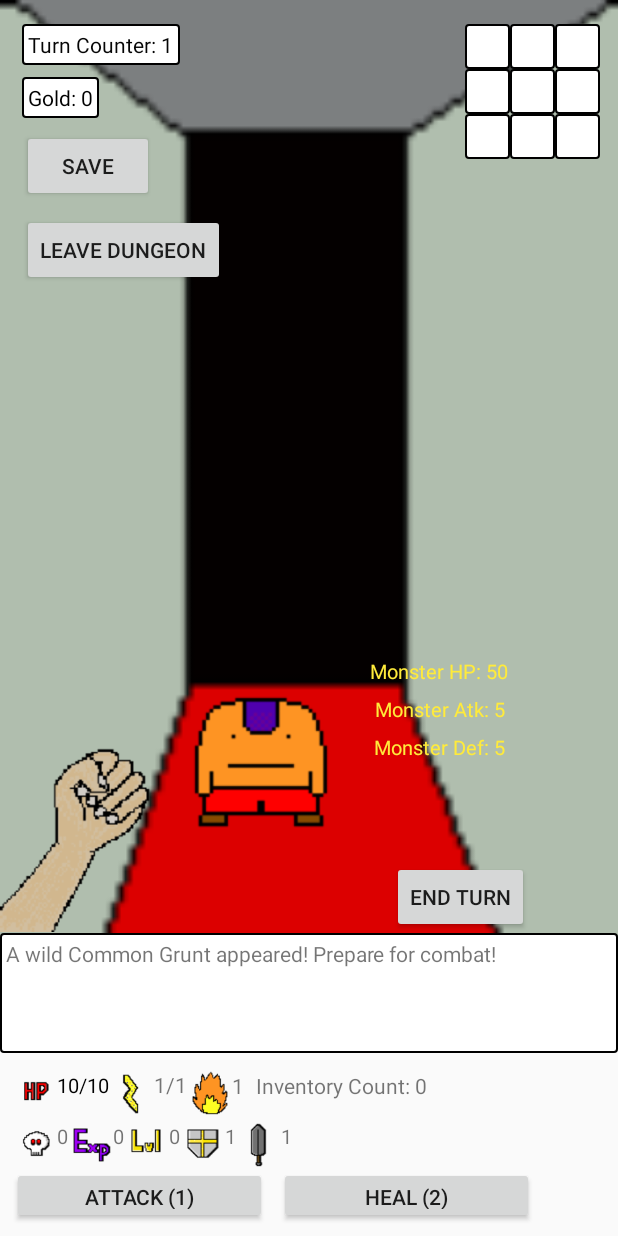
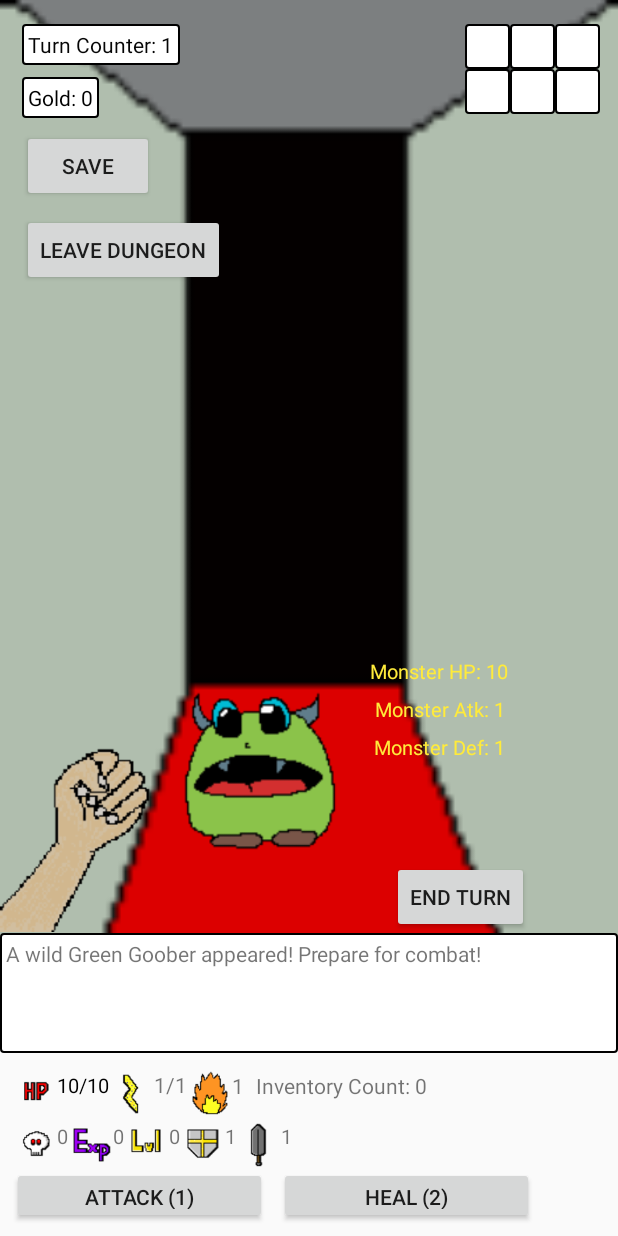
Before and after one commit to NanoCarbon/DungeonCrawlerFramework, an Android app: the screen it shows after launch (Battle), after a tap on "ENTER THE DUNGEON", on a phone screen of 412 x 824 dp. Run offline under Robolectric (Android 15) with nearby library versions, the phone set to English and light mode, and no system bars; libraries missing offline, so code that uses them is left out: com.daimajia.androidanimations; pictures from the network do not load.

Commit message:
Added limb restrictions to items and consolidated use item methods

```diff
--- a/app/src/main/java/com/example/dungeoncrawlerframework/Activities/Battle.java
+++ b/app/src/main/java/com/example/dungeoncrawlerframework/Activities/Battle.java
@@ -107,12 +107,8 @@ public class Battle extends AppCompatActivity {
     private int playerSkillPower;
     private int playerCoinPurse;
     private String playerSharedPreferences;
-
-    private Limb playerLimb1;
-    private Item playerLimb1EquippedItem;
-
-    private Limb playerLimb2;
-    private Item playerLimb2EquippedItem;
+    private ArrayList<Integer> playerInventory;
+    private ArrayList<Limb> playerBodyParts;
 
     //calculated fields
     private TextView turnCounterDisplay;
@@ -123,7 +119,7 @@ public class Battle extends AppCompatActivity {
     private SoundPool soundPool;
     private int sound1,sound2,sound3,sound4,sound5,sound6;
     private boolean loaded;
-    private ArrayList<Integer> playerInventory;
+
     Resources res;
 
     @Override
@@ -134,7 +130,7 @@ public class Battle extends AppCompatActivity {
 
         initializeViews();
 
-        opponent = createMonster(4);
+        opponent = createMonster(0);
 
         Intent intent = getIntent();
         //player starts with max HP and max Energy upon entering the dungeon
@@ -155,10 +151,7 @@ public class Battle extends AppCompatActivity {
         newPlayer.setPlayerMaxEnergy(intent.getIntExtra(SelectPlayer.EXTRA_MAXENERGY,newPlayer.getPlayerMaxEnergy()));
         playerInventory = intent.getIntegerArrayListExtra(SelectPlayer.EXTRA_PLAYERINVENTORY);
         newPlayer.setPlayerInventory(playerInventory);
-        /*
-        newPlayer.addItem2Inventory(0);
-        newPlayer.addItem2Inventory(2);
-        */
+
         getPlayerStats();
 
         /*
@@ -309,9 +302,6 @@ public class Battle extends AppCompatActivity {
         playerLimb4EquippmentDisplay = findViewById(R.id.limb4EquippedItem);
         playerLimb5EquippmentDisplay = findViewById(R.id.limb5EquippedItem);
         playerLimb6EquippmentDisplay = findViewById(R.id.limb6EquippedItem);
-        playerLimb7EquippmentDisplay = findViewById(R.id.limb7EquippedItem);
-        playerLimb8EquippmentDisplay = findViewById(R.id.limb8EquippedItem);
-        playerLimb9EquippmentDisplay = findViewById(R.id.limb9EquippedItem);
         //battle views
         saveButton = findViewById(R.id.saveButtonView);
         saveButton.setVisibility(View.VISIBLE);
@@ -372,9 +362,7 @@ public class Battle extends AppCompatActivity {
         playerSkillPower = newPlayer.getPlayerSkillPower();
         playerSkillPowerDisplay.setText(res.getString(R.string.playerSP_StringValue,playerSkillPower));
 
-
-        playerLimb1 = newPlayer.getPlayerLimb1();
-        playerLimb2 = newPlayer.getPlayerLimb2();
+        playerBodyParts = newPlayer.getPlayerBodyParts();
 
         playerInventory = newPlayer.getPlayerInventory();
         currentInventoryCountDisplay.setText(res.getString(R.string.inventoryCount_StringValue,playerInventory.size()));
@@ -401,6 +389,7 @@ public class Battle extends AppCompatActivity {
         }
     }
 
+    /*
     private void getPlayerEquipment() {
         try {
             playerLimb1EquippedItem = playerLimb1.getEquippedItem();
@@ -419,6 +408,7 @@ public class Battle extends AppCompatActivity {
         }
         getPlayerStats();
     }
+    */
 
     private void setPlayerStats(){
         newPlayer.setPlayerExperience(playerExperience);
--- a/app/src/main/java/com/example/dungeoncrawlerframework/Monsters/MonsterDictionary.java
+++ b/app/src/main/java/com/example/dungeoncrawlerframework/Monsters/MonsterDictionary.java
@@ -19,7 +19,7 @@ public class MonsterDictionary {
 
         monsters[2] = new Monster(R.string.monster3,30,3,3,R.drawable.monster3,50,2,0.5,300);
 
-        monsters[3] = new Monster(R.string.snelly,15,1,5,R.drawable.snelly,15,3,0.5,1000);
+        monsters[3] = new Monster(R.string.snelly,15,1,10,R.drawable.snelly,15,3,0.5,1000);
 
         monsters[4] = new Monster(R.string.commongrunt,50,5,5,R.drawable.commongrunt,100,1,0.5,500);
 
--- a/app/src/main/res/layout/activity_battle.xml
+++ b/app/src/main/res/layout/activity_battle.xml
@@ -312,28 +312,6 @@
         app:layout_constraintEnd_toStartOf="@+id/limb5EquippedItem"
         app:layout_constraintTop_toTopOf="@+id/limb4EquippedItem" />
 
-    <ImageView
-        android:id="@+id/limb7EquippedItem"
-        android:layout_width="30dp"
-        android:layout_height="30dp"
-        android:background="@drawable/shape"
-        app:layout_constraintEnd_toEndOf="@+id/limb4EquippedItem"
-        app:layout_constraintTop_toBottomOf="@+id/limb4EquippedItem" />
-    <ImageView
-        android:id="@+id/limb8EquippedItem"
-        android:layout_width="30dp"
-        android:layout_height="30dp"
-        android:background="@drawable/shape"
-        app:layout_constraintEnd_toStartOf="@+id/limb7EquippedItem"
-        app:layout_constraintTop_toTopOf="@+id/limb7EquippedItem" />
-    <ImageView
-        android:id="@+id/limb9EquippedItem"
-        android:layout_width="30dp"
-        android:layout_height="30dp"
-        android:background="@drawable/shape"
-        app:layout_constraintEnd_toStartOf="@+id/limb8EquippedItem"
-        app:layout_constraintTop_toTopOf="@+id/limb7EquippedItem" />
-
     <TextView
         android:id="@+id/playerCoinPurseTextView"
         android:layout_width="wrap_content"
```
Also changed, not shown: app/src/main/java/com/example/dungeoncrawlerframework/Items/Item.java (+12 -2 lines), app/src/main/java/com/example/dungeoncrawlerframework/Items/ItemDictionary.java (+15 -8 lines), app/src/main/java/com/example/dungeoncrawlerframework/Limbs/Feet.java (+8 -0 lines), app/src/main/java/com/example/dungeoncrawlerframework/Limbs/Hand.java (+10 -1 lines), app/src/main/java/com/example/dungeoncrawlerframework/Limbs/Head.java (+8 -0 lines), app/src/main/java/com/example/dungeoncrawlerframework/Limbs/Legs.java (+10 -0 lines), app/src/main/java/com/example/dungeoncrawlerframework/Limbs/Limb.java (+9 -0 lines), app/src/main/java/com/example/dungeoncrawlerframework/Limbs/Torso.java (+10 -0 lines), app/src/main/java/com/example/dungeoncrawlerframework/Players/Player.java (+53 -95 lines), app/src/main/res/layout/activity_item_menu.xml (+0 -25 lines).
